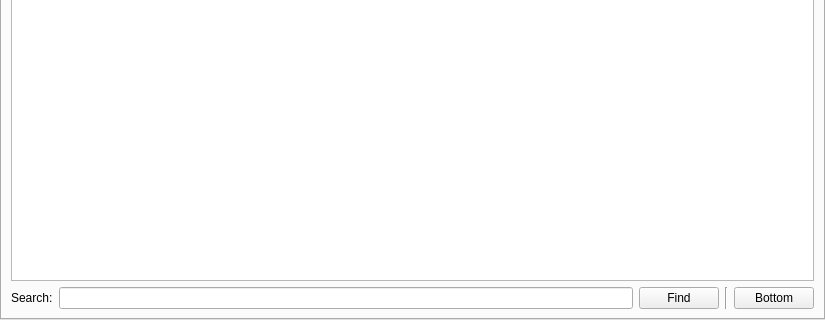
Above: launcher/ui/pages/instance/LogPage.ui from FreesmTeam/FreesmLauncher before the change; both pictures show x 0 to 825 and y 462 to 782 of the 825 by 782 pixel window. Below: the same form after it.
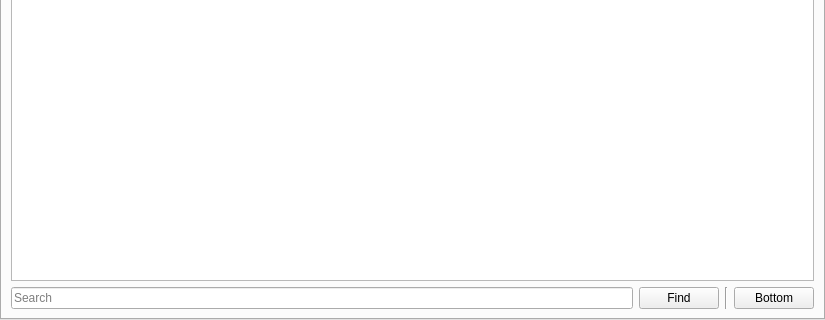
That is the form after the change. Custom widgets are drawn as their Qt base class.

Commit message: Make search bars consistent

```diff
--- a/launcher/ui/pages/instance/LogPage.ui
+++ b/launcher/ui/pages/instance/LogPage.ui
@@ -129,25 +129,27 @@
          </item>
         </layout>
        </item>
-       <item row="2" column="0">
-        <widget class="QLabel" name="label">
-         <property name="text">
-          <string>Search:</string>
-         </property>
-        </widget>
-       </item>
        <item row="2" column="2">
         <widget class="QPushButton" name="findButton">
+         <property name="sizePolicy">
+          <sizepolicy hsizetype="Maximum" vsizetype="Fixed">
+           <horstretch>0</horstretch>
+           <verstretch>0</verstretch>
+          </sizepolicy>
+         </property>
          <property name="text">
           <string>Find</string>
          </property>
         </widget>
        </item>
-       <item row="2" column="1">
-        <widget class="QLineEdit" name="searchBar"/>
-       </item>
        <item row="2" column="4">
         <widget class="QPushButton" name="btnBottom">
+         <property name="sizePolicy">
+          <sizepolicy hsizetype="Maximum" vsizetype="Fixed">
+           <horstretch>0</horstretch>
+           <verstretch>0</verstretch>
+          </sizepolicy>
+         </property>
          <property name="toolTip">
           <string>Scroll all the way to bottom</string>
          </property>
@@ -163,6 +165,13 @@
          </property>
         </widget>
        </item>
+       <item row="2" column="0" colspan="2">
+        <widget class="QLineEdit" name="searchBar">
+         <property name="placeholderText">
+          <string>Search</string>
+         </property>
+        </widget>
+       </item>
       </layout>
      </widget>
     </widget>
```
Left out of the diff: 1 changed line with no effect on the pictures. The commit also changes 3 other files.
